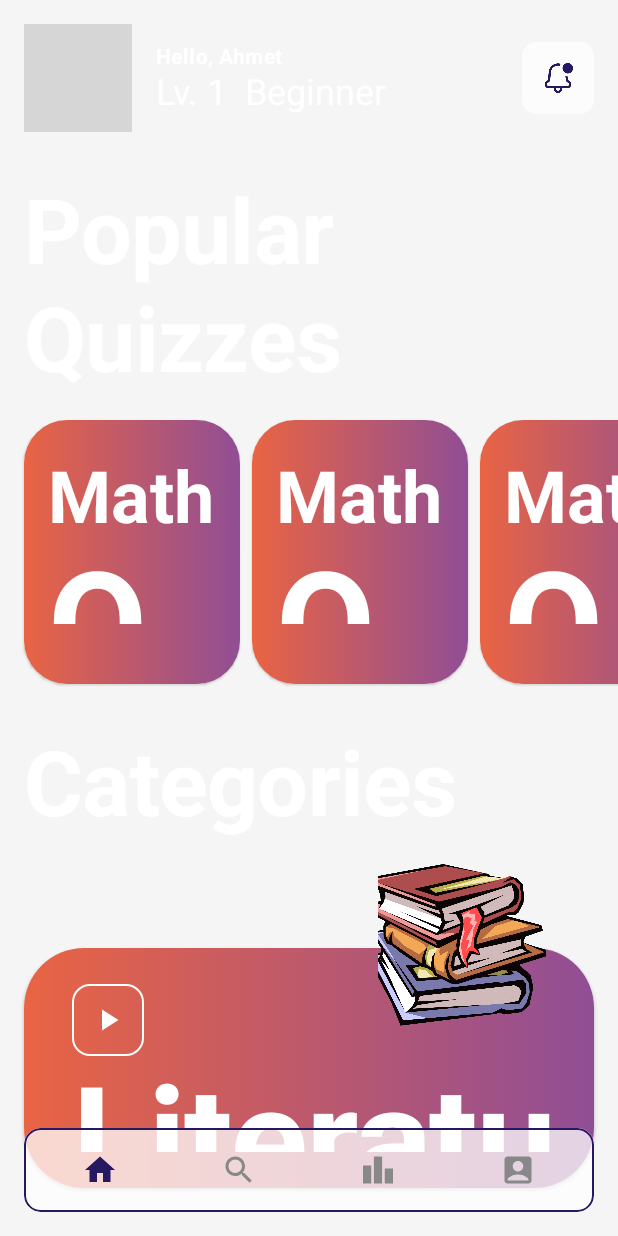
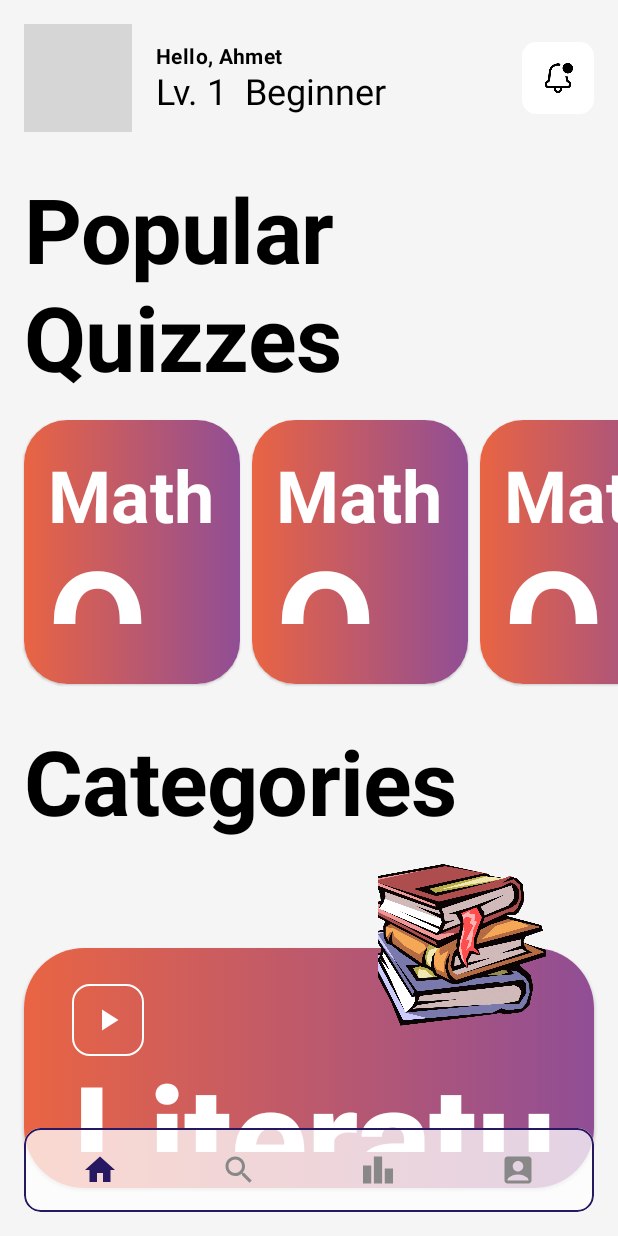
Before and after one commit to AhmetOcak/QuizApp, an Android app built with Jetpack Compose: the screen it shows after launch (MainActivity), on a phone screen of 412 x 824 dp. Run offline under Robolectric (Android 15) with nearby library versions, the phone set to English and light mode, and no system bars; our stand-ins replace accompanist; libraries missing offline, so code that uses them is left out: com.google.accompanist.navigation; missing, so only their content is drawn: QuizAppTheme; 3 statements that could not run were skipped; grey boxes are pictures that could not be loaded.

Commit message:
bug fixed

```diff
--- a/app/src/main/java/com/quizapp/presentation/home/HomeScreen.kt
+++ b/app/src/main/java/com/quizapp/presentation/home/HomeScreen.kt
@@ -20,6 +20,7 @@ import androidx.compose.ui.text.font.FontWeight
 import androidx.compose.ui.unit.dp
 import com.quizapp.R
 import com.quizapp.core.ui.theme.*
+import com.quizapp.presentation.utils.Dimens
 
 @Composable
 fun HomeScreen(modifier: Modifier = Modifier) {
@@ -90,13 +91,12 @@ private fun UserNameLevel(modifier: Modifier) {
         Text(
             text = "Hello, Ahmet",
             style = MaterialTheme.typography.body2.copy(
-                fontWeight = FontWeight.Bold,
-                color = Color.White
+                fontWeight = FontWeight.Bold
             )
         )
         Text(
             text = "Lv. 1  Beginner",
-            style = MaterialTheme.typography.h5.copy(color = Color.White)
+            style = MaterialTheme.typography.h5
         )
     }
 }
@@ -108,13 +108,12 @@ private fun Notification(modifier: Modifier) {
         IconButton(
             modifier = modifier
                 .clip(shape = RoundedCornerShape(20))
-                .background(color = TransparentWhite),
+                .background(color = Color.White),
             onClick = { /*TODO*/ }) {
             Icon(
                 modifier = modifier.size(24.dp),
                 painter = painterResource(id = R.drawable.notification_alert),
-                contentDescription = null,
-                tint = StrangePurple
+                contentDescription = null
             )
         }
     }
@@ -132,7 +131,6 @@ private fun PopularQuizzesSection(modifier: Modifier) {
             text = "Popular Quizzes",
             style = MaterialTheme.typography.h2.copy(
                 fontWeight = FontWeight.Bold,
-                color = Color.White
             )
         )
         LazyRow(
@@ -164,13 +162,15 @@ private fun QuizCategoriesSection(modifier: Modifier) {
         Text(
             text = "Categories",
             style = MaterialTheme.typography.h2.copy(
-                fontWeight = FontWeight.Bold,
-                color = Color.White
+                fontWeight = FontWeight.Bold
             )
         )
         // 56.dp added (offset image value)
         LazyColumn(
-            contentPadding = PaddingValues(vertical = 72.dp),
+            contentPadding = PaddingValues(
+                top = 72.dp,
+                bottom = 72.dp + Dimens.AppBarDefaultHeight
+            ),
             verticalArrangement = Arrangement.spacedBy(64.dp),
         ) {
             items(5) {
```
